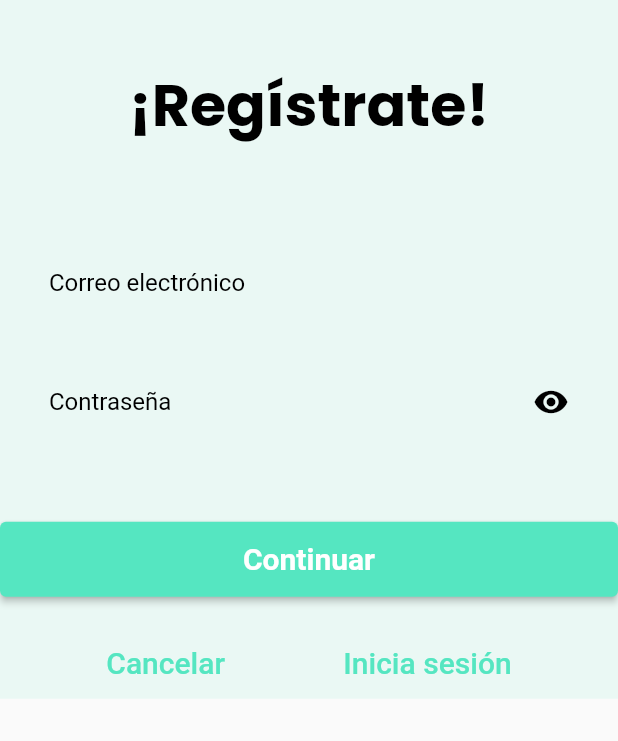
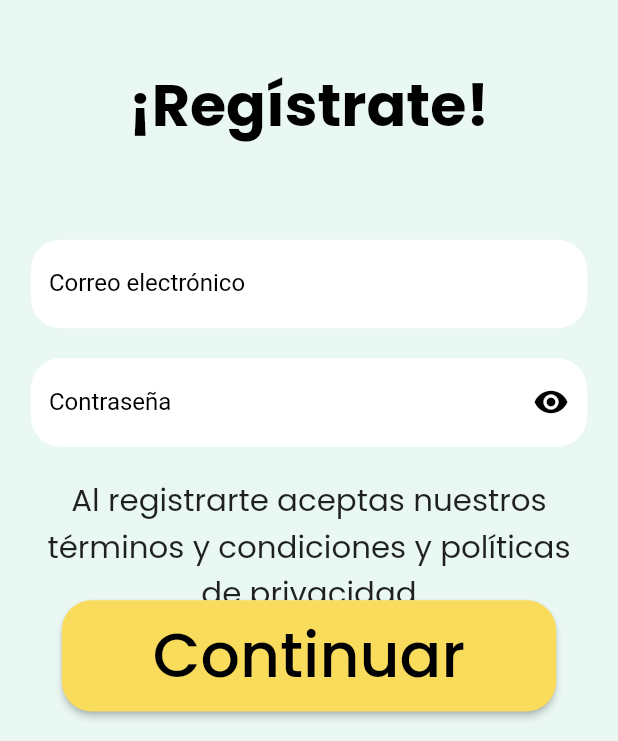
Before and after one commit to Elmanutp92/appFlutter, a Flutter app: the RegisterPage screen opened by its route, on a phone screen of 412 x 824 dp, the part 495-1236 px from its top. Run offline on Flutter 3.47's test engine with Material 2 defaults, Android fonts, the phone set to English and light mode, and no system bars; our stand-ins replace auto_size_text, cloud_firestore, firebase_auth, firebase_core, flutter_spinkit, google_fonts; accounts and stored records are empty.

Commit message:
modificaciones del textformfield

```diff
--- a/lib/app.dart
+++ b/lib/app.dart
@@ -120,7 +120,7 @@ class MyApp extends StatelessWidget {
                         'Let\'s Note',
                         style: GoogleFonts.poppins(
                             fontSize: MediaQuery.of(context).size.width * 0.1,
-                            fontWeight: FontWeight.bold,
+                            fontWeight: FontWeight.w500,
                             color: negro),
                       ),
                     ),
--- a/lib/pages/register_page.dart
+++ b/lib/pages/register_page.dart
@@ -133,6 +133,7 @@ class _RegisterPageState extends State<RegisterPage> {
           child: Stack(
             children: [
               Container(
+                  height: MediaQuery.of(context).size.height,
                   decoration: const BoxDecoration(color: azulBackground),
                   child: Column(
                     mainAxisAlignment: MainAxisAlignment.start,
@@ -217,6 +218,8 @@ class _RegisterPageState extends State<RegisterPage> {
                                   style: const TextStyle(color: negro),
                                   cursorColor: negro,
                                   decoration: InputDecoration(
+                                      filled: true,
+                                      fillColor: blanco,
                                       labelStyle: TextStyle(color: negro),
                                       focusedBorder: OutlineInputBorder(
                                         borderSide: BorderSide(color: negro),
@@ -276,6 +279,8 @@ class _RegisterPageState extends State<RegisterPage> {
                                   style: const TextStyle(color: negro),
                                   cursorColor: negro,
                                   decoration: InputDecoration(
+                                      filled: true,
+                                      fillColor: blanco,
                                       suffixIcon: IconButton(
                                         color: negro,
                                         icon: Icon(obscureText
@@ -302,22 +307,39 @@ class _RegisterPageState extends State<RegisterPage> {
                                 ),
                               ),
                               const SizedBox(
-                                height: 50,
+                                height: 20,
+                              ),
+                              Container(
+                                width: MediaQuery.of(context).size.width * 0.9,
+                                height:
+                                    MediaQuery.of(context).size.height * 0.1,
+                                child: Text(
+                                  'Al registrarte aceptas nuestros términos y condiciones y políticas de privacidad',
+                                  style: GoogleFonts.poppins(
+                                      fontSize:
+                                          MediaQuery.of(context).size.width *
+                                              0.05),
+                                  textAlign: TextAlign.center,
+                                ),
                               ),
                               ElevatedButton(
                                 style: ButtonStyle(
-                                    minimumSize:
-                                        MaterialStateProperty.all<Size>(
-                                            const Size(double.infinity, 50)),
-                                    backgroundColor:
-                                        MaterialStateProperty.all<Color>(
-                                            azulClaro)),
-                                child: const Text(
-                                  'Continuar',
-                                  style: TextStyle(
-                                      fontSize: 20,
-                                      fontWeight: FontWeight.bold,
-                                      color: Colors.white),
+                                  backgroundColor:
+                                      MaterialStateProperty.all<Color>(
+                                    amarilloGolden,
+                                  ),
+                                  shape: MaterialStateProperty.all<
+                                      RoundedRectangleBorder>(
+                                    RoundedRectangleBorder(
+                                      borderRadius: BorderRadius.circular(20.0),
+                                    ),
+                                  ),
+                                  minimumSize: MaterialStateProperty.all<Size>(
+                                    Size(
+                                        MediaQuery.of(context).size.width * 0.8,
+                                        MediaQuery.of(context).size.height *
+                                            0.09),
+                                  ),
                                 ),
                                 onPressed: () async {
                                   if (_formKey.currentState!.validate()) {
@@ -325,34 +347,16 @@ class _RegisterPageState extends State<RegisterPage> {
                                         passwordController.text, context);
                                   }
                                 },
+                                child: Text(
+                                  'Continuar',
+                                  style: GoogleFonts.poppins(
+                                      fontSize:
+                                          MediaQuery.of(context).size.width *
+                                              0.1,
+                                      fontWeight: FontWeight.w500,
+                                      color: negro),
+                                ),
                               ),
-                              const SizedBox(
-                                height: 20,
-                              ),
-                              Row(
-                                mainAxisAlignment:
-                                    MainAxisAlignment.spaceEvenly,
-                                children: [
-                                  TextButton(
-                                      onPressed: () {
-                                        Navigator.pushNamed(context, '/');
-                                      },
-                                      child: const Text(
-                                        'Cancelar',
-                                        style: TextStyle(
-                                            color: azulClaro, fontSize: 20),
-                                      )),
-                                  TextButton(
-                                      onPressed: () {
-                                        Navigator.pushNamed(context, '/login');
-                                      },
-                                      child: const Text(
-                                        'Inicia sesión',
-                                        style: TextStyle(
-                                            color: azulClaro, fontSize: 20),
-                                      )),
-                                ],
-                              )
                             ],
                           ))
                     ],
```
